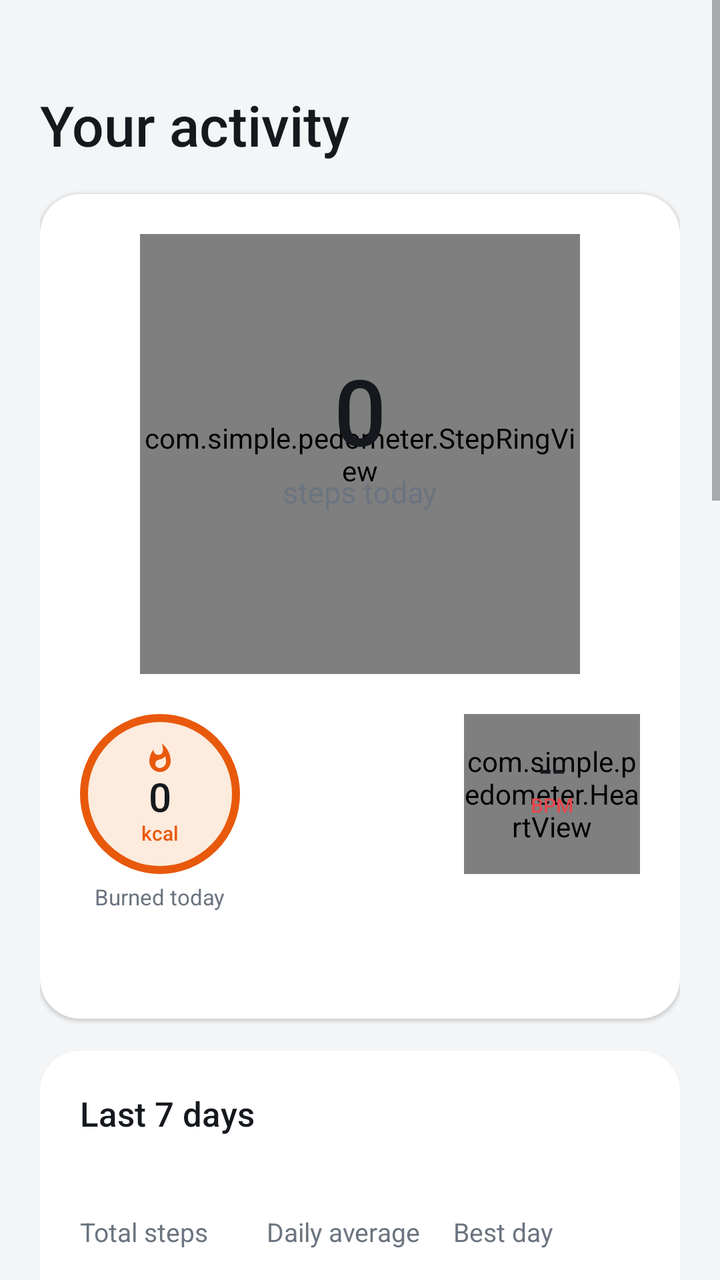
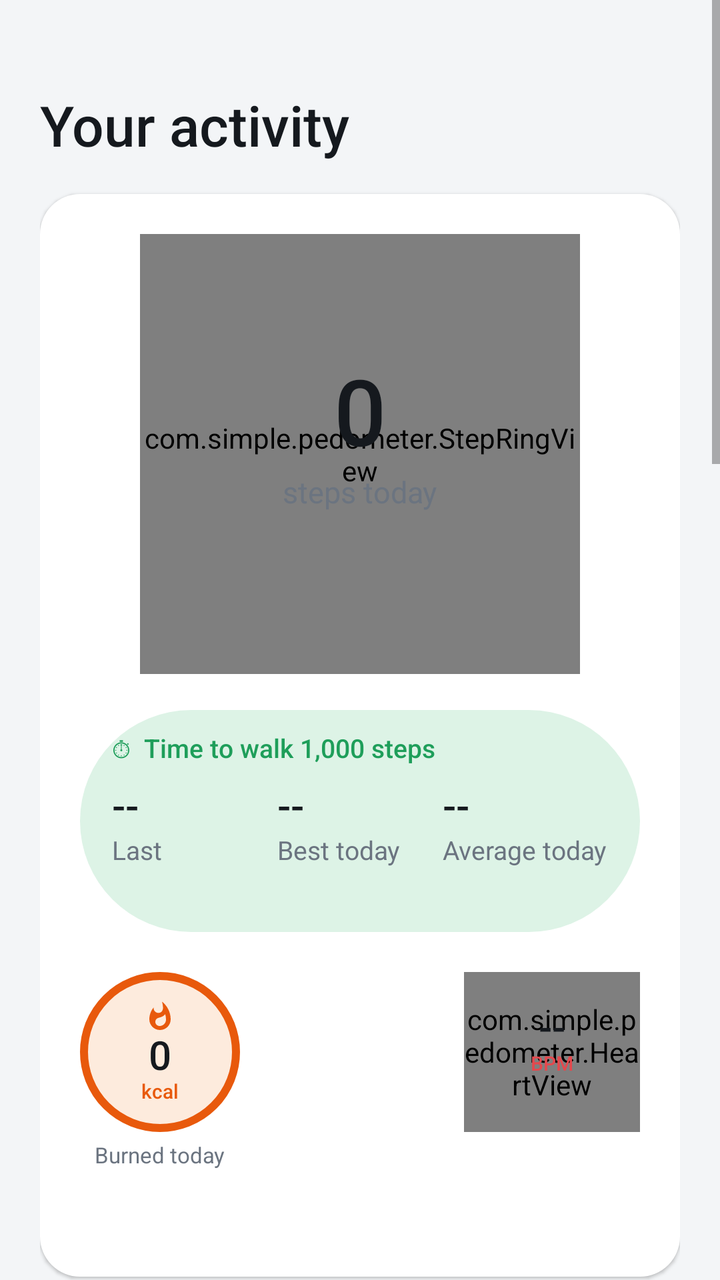

Two renders of the same Android screen: before a commit and after it. Below are the layout's source before the change and the commit's diff.
<!-- AndroidManifest.xml: application theme AppTheme -->
<!-- res/layout/activity_main.xml -->
<?xml version="1.0" encoding="utf-8"?>
<ScrollView xmlns:android="http://schemas.android.com/apk/res/android"
    android:layout_width="match_parent"
    android:layout_height="match_parent"
    android:background="@color/background"
    android:fillViewport="true">

    <LinearLayout
        android:layout_width="match_parent"
        android:layout_height="wrap_content"
        android:orientation="vertical"
        android:paddingStart="20dp"
        android:paddingTop="24dp"
        android:paddingEnd="20dp"
        android:paddingBottom="32dp">

        
        <TextView
            android:id="@+id/date"
            android:layout_width="wrap_content"
            android:layout_height="wrap_content"
            android:fontFamily="sans-serif-medium"
            android:letterSpacing="0.08"
            android:textAllCaps="true"
            android:textColor="@color/text_secondary"
            android:textSize="13sp" />

        <TextView
            android:layout_width="wrap_content"
            android:layout_height="wrap_content"
            android:layout_marginTop="2dp"
            android:fontFamily="sans-serif-medium"
            android:text="Your activity"
            android:textColor="@color/text_primary"
            android:textSize="28sp" />

        
        <LinearLayout
            style="@style/Card"
            android:gravity="center_horizontal"
            android:paddingTop="28dp"
            android:paddingBottom="24dp">

            <FrameLayout
                android:layout_width="220dp"
                android:layout_height="220dp">

                <com.simple.pedometer.StepRingView
                    android:id="@+id/ring"
                    android:layout_width="match_parent"
                    android:layout_height="match_parent" />

                <LinearLayout
                    android:layout_width="wrap_content"
                    android:layout_height="wrap_content"
                    android:layout_gravity="center"
                    android:gravity="center_horizontal"
                    android:orientation="vertical">

                    <TextView
                        android:id="@+id/steps_today"
                        android:layout_width="wrap_content"
                        android:layout_height="wrap_content"
                        android:fontFamily="sans-serif-medium"
                        android:text="0"
                        android:textColor="@color/text_primary"
                        android:textSize="46sp" />

                    <TextView
                        android:layout_width="wrap_content"
                        android:layout_height="wrap_content"
                        android:text="steps today"
                        android:textColor="@color/text_secondary"
                        android:textSize="15sp" />

                    <TextView
                        android:id="@+id/goal"
                        android:layout_width="wrap_content"
                        android:layout_height="wrap_content"
                        android:layout_marginTop="6dp"
                        android:textColor="@color/accent"
                        android:fontFamily="sans-serif-medium"
                        android:textSize="13sp" />
                </LinearLayout>
            </FrameLayout>

            
            <LinearLayout
                android:layout_width="match_parent"
                android:layout_height="wrap_content"
                android:layout_marginTop="20dp"
                android:gravity="center_vertical"
                android:orientation="horizontal">

                
                <LinearLayout
                    android:layout_width="wrap_content"
                    android:layout_height="wrap_content"
                    android:gravity="center_horizontal"
                    android:orientation="vertical">

                    <LinearLayout
                        android:layout_width="80dp"
                        android:layout_height="80dp"
                        android:background="@drawable/bg_calories"
                        android:gravity="center"
                        android:orientation="vertical">

                        <ImageView
                            android:layout_width="16dp"
                            android:layout_height="16dp"
                            android:src="@drawable/ic_flame" />

                        <TextView
                            android:id="@+id/calories"
                            android:layout_width="wrap_content"
                            android:layout_height="wrap_content"
                            android:fontFamily="sans-serif-medium"
                            android:includeFontPadding="false"
                            android:text="0"
                            android:textColor="@color/text_primary"
                            android:textSize="20sp" />

                        <TextView
                            android:layout_width="wrap_content"
                            android:layout_height="wrap_content"
                            android:fontFamily="sans-serif-medium"
                            android:includeFontPadding="false"
                            android:text="kcal"
                            android:textColor="@color/active"
                            android:textSize="10sp" />
                    </LinearLayout>

                    <TextView
                        android:layout_width="wrap_content"
                        android:layout_height="wrap_content"
                        android:layout_marginTop="4dp"
                        android:text="Burned today"
                        android:textColor="@color/text_secondary"
                        android:textSize="11sp" />
                </LinearLayout>

                <View
                    android:layout_width="0dp"
                    android:layout_height="1dp"
                    android:layout_weight="1" />

                <LinearLayout
                    android:id="@+id/pulse_widget"
                    android:layout_width="wrap_content"
                    android:layout_height="wrap_content"
                    android:background="?android:attr/selectableItemBackgroundBorderless"
                    android:clickable="true"
                    android:focusable="true"
                    android:gravity="center_horizontal"
                    android:orientation="vertical">

                    <FrameLayout
                        android:layout_width="88dp"
                        android:layout_height="80dp">

                        <com.simple.pedometer.HeartView
                            android:id="@+id/pulse_heart"
                            android:layout_width="match_parent"
                            android:layout_height="match_parent" />

                        <LinearLayout
                            android:layout_width="wrap_content"
                            android:layout_height="wrap_content"
                            android:layout_gravity="center"
                            android:layout_marginBottom="6dp"
                            android:gravity="center_horizontal"
                            android:orientation="vertical">

                            <TextView
                                android:id="@+id/pulse_value"
                                android:layout_width="wrap_content"
                                android:layout_height="wrap_content"
                                android:fontFamily="sans-serif-medium"
                                android:includeFontPadding="false"
                                android:text="--"
                                android:textColor="@color/text_primary"
                                android:textSize="20sp" />

                            <TextView
                                android:layout_width="wrap_content"
                                android:layout_height="wrap_content"
                                android:fontFamily="sans-serif-medium"
                                android:includeFontPadding="false"
                                android:text="BPM"
                                android:textColor="@color/heart"
                                android:textSize="10sp" />
                        </LinearLayout>
                    </FrameLayout>

                    <TextView
                        android:id="@+id/pulse_time"
                        android:layout_width="wrap_content"
                        android:layout_height="wrap_content"
                        android:layout_marginTop="4dp"
                        android:textColor="@color/text_secondary"
                        android:textSize="11sp" />
                </LinearLayout>
            </LinearLayout>

            <TextView
                android:id="@+id/status"
                android:layout_width="wrap_content"
                android:layout_height="wrap_content"
                android:layout_marginTop="16dp"
                android:fontFamily="sans-serif-medium"
                android:gravity="center"
                android:textColor="@color/accent"
                android:textSize="13sp" />
        </LinearLayout>

        
        <LinearLayout style="@style/Card">

            <TextView
                style="@style/CardTitle"
                android:text="Last 7 days" />

            <LinearLayout
                android:layout_width="match_parent"
                android:layout_height="wrap_content"
                android:layout_marginTop="12dp"
                android:orientation="horizontal">

                <LinearLayout
                    android:layout_width="0dp"
                    android:layout_height="wrap_content"
                    android:layout_weight="1"
                    android:orientation="vertical">

                    <TextView
                        android:id="@+id/week_total"
                        style="@style/StatValue" />

                    <TextView
                        style="@style/StatLabel"
                        android:text="Total steps" />
                </LinearLayout>

                <LinearLayout
                    android:layout_width="0dp"
                    android:layout_height="wrap_content"
                    android:layout_weight="1"
                    android:orientation="vertical">

                    <TextView
                        android:id="@+id/week_average"
                        style="@style/StatValue" />

                    <TextView
                        style="@style/StatLabel"
                        android:text="Daily average" />
                </LinearLayout>

                <LinearLayout
                    android:layout_width="0dp"
                    android:layout_height="wrap_content"
                    android:layout_weight="1"
                    android:orientation="vertical">

                    <TextView
                        android:id="@+id/week_best"
                        style="@style/StatValue" />

                    <TextView
                        style="@style/StatLabel"
                        android:text="Best day" />
                </LinearLayout>
            </LinearLayout>

            <com.simple.pedometer.BarChartView
                android:id="@+id/chart"
                android:layout_width="match_parent"
                android:layout_height="220dp"
                android:layout_marginTop="20dp" />
        </LinearLayout>

        
        <LinearLayout style="@style/Card">

            <LinearLayout
                android:layout_width="match_parent"
                android:layout_height="wrap_content"
                android:gravity="center_vertical"
                android:orientation="horizontal">

                <TextView
                    style="@style/CardTitle"
                    android:layout_width="0dp"
                    android:layout_weight="1"
                    android:text="Friends today" />

                <TextView
                    android:id="@+id/friends_code"
                    android:layout_width="wrap_content"
                    android:layout_height="wrap_content"
                    android:background="?android:attr/selectableItemBackground"
                    android:padding="4dp"
                    android:textColor="@color/accent"
                    android:textSize="13sp" />
            </LinearLayout>

            
            <LinearLayout
                android:id="@+id/friends_signin"
                android:layout_width="match_parent"
                android:layout_height="wrap_content"
                android:orientation="vertical"
                android:visibility="gone">

                <TextView
                    android:layout_width="wrap_content"
                    android:layout_height="wrap_content"
                    android:layout_marginTop="4dp"
                    android:text="Share your steps with up to 3 friends and see theirs here. Only friends who add your code (and whose code you add) can see you. Pulse and heart data stay private."
                    android:textColor="@color/text_secondary"
                    android:textSize="14sp" />

                <Button
                    android:id="@+id/friends_google"
                    android:layout_width="wrap_content"
                    android:layout_height="44dp"
                    android:layout_marginTop="12dp"
                    android:background="@drawable/bg_google_button"
                    android:drawableStart="@drawable/ic_google"
                    android:drawablePadding="10dp"
                    android:fontFamily="sans-serif-medium"
                    android:paddingStart="18dp"
                    android:paddingEnd="20dp"
                    android:stateListAnimator="@null"
                    android:text="Sign in with Google"
                    android:textAllCaps="false"
                    android:textColor="@color/text_primary"
                    android:textSize="15sp" />
            </LinearLayout>

            
            <LinearLayout
                android:id="@+id/friends_setup"
                android:layout_width="match_parent"
                android:layout_height="wrap_content"
                android:orientation="vertical"
                android:visibility="gone">

                <TextView
                    android:layout_width="wrap_content"
                    android:layout_height="wrap_content"
                    android:layout_marginTop="4dp"
                    android:text="Choose the name your friends will see."
                    android:textColor="@color/text_secondary"
                    android:textSize="14sp" />

                <EditText
                    android:id="@+id/friends_name"
                    android:layout_width="match_parent"
                    android:layout_height="wrap_content"
                    android:layout_marginTop="8dp"
                    android:hint="Your first name"
                    android:inputType="textPersonName|textCapWords"
                    android:maxLength="20" />

                <Button
                    android:id="@+id/friends_start"
                    android:layout_width="wrap_content"
                    android:layout_height="44dp"
                    android:layout_marginTop="8dp"
                    android:background="@drawable/bg_button"
                    android:fontFamily="sans-serif-medium"
                    android:paddingStart="22dp"
                    android:paddingEnd="22dp"
                    android:stateListAnimator="@null"
                    android:text="Start sharing"
                    android:textAllCaps="false"
                    android:textColor="#FFFFFF"
                    android:textSize="15sp" />
            </LinearLayout>

            <LinearLayout
                android:id="@+id/friends_list"
                android:layout_width="match_parent"
                android:layout_height="wrap_content"
                android:orientation="vertical" />

            <TextView
                android:id="@+id/friends_message"
                android:layout_width="wrap_content"
                android:layout_height="wrap_content"
                android:layout_marginTop="4dp"
                android:textColor="@color/text_secondary"
                android:textSize="13sp"
                android:visibility="gone" />

            <Button
                android:id="@+id/friends_add"
                android:layout_width="wrap_content"
                android:layout_height="40dp"
                android:layout_marginTop="8dp"
                android:background="@drawable/bg_chip"
                android:fontFamily="sans-serif-medium"
                android:paddingStart="18dp"
                android:paddingEnd="18dp"
                android:stateListAnimator="@null"
                android:text="+ Add friend"
                android:textAllCaps="false"
                android:textColor="@color/accent"
                android:textSize="14sp"
                android:visibility="gone" />

            <TextView
                android:id="@+id/friends_signout"
                android:layout_width="wrap_content"
                android:layout_height="wrap_content"
                android:layout_marginTop="8dp"
                android:background="?android:attr/selectableItemBackground"
                android:padding="4dp"
                android:textColor="@color/text_secondary"
                android:textSize="12sp"
                android:visibility="gone" />
        </LinearLayout>

        
        <LinearLayout style="@style/Card">

            <LinearLayout
                android:layout_width="match_parent"
                android:layout_height="wrap_content"
                android:gravity="center_vertical"
                android:orientation="horizontal">

                <FrameLayout
                    android:layout_width="84dp"
                    android:layout_height="84dp">

                    <com.simple.pedometer.StepRingView
                        android:id="@+id/active_ring"
                        android:layout_width="match_parent"
                        android:layout_height="match_parent" />

                    <LinearLayout
                        android:layout_width="wrap_content"
                        android:layout_height="wrap_content"
                        android:layout_gravity="center"
                        android:gravity="center_horizontal"
                        android:orientation="vertical">

                        <TextView
                            android:id="@+id/active_minutes"
                            android:layout_width="wrap_content"
                            android:layout_height="wrap_content"
                            android:fontFamily="sans-serif-medium"
                            android:includeFontPadding="false"
                            android:text="0"
                            android:textColor="@color/text_primary"
                            android:textSize="22sp" />

                        <TextView
                            android:layout_width="wrap_content"
                            android:layout_height="wrap_content"
                            android:fontFamily="sans-serif-medium"
                            android:includeFontPadding="false"
                            android:text="min"
                            android:textColor="@color/active"
                            android:textSize="11sp" />
                    </LinearLayout>
                </FrameLayout>

                <LinearLayout
                    android:layout_width="0dp"
                    android:layout_height="wrap_content"
                    android:layout_marginStart="16dp"
                    android:layout_weight="1"
                    android:orientation="vertical">

                    <TextView
                        style="@style/CardTitle"
                        android:text="Active minutes" />

                    <TextView
                        android:id="@+id/active_goal"
                        android:layout_width="wrap_content"
                        android:layout_height="wrap_content"
                        android:layout_marginTop="2dp"
                        android:textColor="@color/text_secondary"
                        android:textSize="14sp" />
                </LinearLayout>
            </LinearLayout>

            <View
                android:layout_width="match_parent"
                android:layout_height="1dp"
                android:layout_marginTop="18dp"
                android:layout_marginBottom="16dp"
                android:background="@color/track" />

            <LinearLayout
                android:layout_width="match_parent"
                android:layout_height="wrap_content"
                android:orientation="horizontal">

                <LinearLayout
                    android:layout_width="0dp"
                    android:layout_height="wrap_content"
                    android:layout_weight="1"
                    android:orientation="vertical">

                    <TextView
                        android:id="@+id/distance"
                        style="@style/StatValue" />

                    <TextView
                        style="@style/StatLabel"
                        android:text="Distance" />
                </LinearLayout>

                <LinearLayout
                    android:layout_width="0dp"
                    android:layout_height="wrap_content"
                    android:layout_weight="1"
                    android:orientation="vertical">

                    <TextView
                        android:id="@+id/speed"
                        style="@style/StatValue" />

                    <TextView
                        style="@style/StatLabel"
                        android:text="Walking speed" />
                </LinearLayout>
            </LinearLayout>

            <TextView
                android:id="@+id/profile"
                android:layout_width="wrap_content"
                android:layout_height="wrap_content"
                android:layout_marginTop="14dp"
                android:background="?android:attr/selectableItemBackground"
                android:paddingTop="4dp"
                android:paddingBottom="4dp"
                android:textColor="@color/accent"
                android:textSize="13sp" />

            <View
                android:layout_width="match_parent"
                android:layout_height="1dp"
                android:layout_marginTop="12dp"
                android:layout_marginBottom="12dp"
                android:background="@color/track" />

            <Switch
                android:id="@+id/reminder_switch"
                android:layout_width="match_parent"
                android:layout_height="wrap_content"
                android:text="Hourly reminder to move"
                android:textColor="@color/text_primary"
                android:textSize="15sp" />

            <TextView
                android:layout_width="wrap_content"
                android:layout_height="wrap_content"
                android:layout_marginTop="2dp"
                android:text="Vibrates between 10:00 and 21:00 if you took fewer than 250 steps in the past hour."
                android:textColor="@color/text_secondary"
                android:textSize="13sp" />
        </LinearLayout>

        
        <LinearLayout
            android:id="@+id/rhythm_card"
            style="@style/Card"
            android:clickable="true"
            android:focusable="true"
            android:foreground="?android:attr/selectableItemBackground"
            android:gravity="center_vertical"
            android:orientation="horizontal">

            <LinearLayout
                android:layout_width="0dp"
                android:layout_height="wrap_content"
                android:layout_weight="1"
                android:orientation="vertical">

                <TextView
                    style="@style/CardTitle"
                    android:text="Heart rhythm check" />

                <TextView
                    android:id="@+id/rhythm_summary"
                    android:layout_width="wrap_content"
                    android:layout_height="wrap_content"
                    android:layout_marginTop="2dp"
                    android:textColor="@color/text_secondary"
                    android:textSize="14sp" />
            </LinearLayout>

            <TextView
                android:layout_width="wrap_content"
                android:layout_height="wrap_content"
                android:text="\u203A"
                android:textColor="@color/text_secondary"
                android:textSize="28sp" />
        </LinearLayout>

        
        <LinearLayout
            android:id="@+id/battery_card"
            style="@style/Card"
            android:background="@drawable/bg_warning"
            android:elevation="0dp">

            <TextView
                style="@style/CardTitle"
                android:text="Keep counting in the background"
                android:textColor="@color/warning" />

            <TextView
                android:layout_width="wrap_content"
                android:layout_height="wrap_content"
                android:layout_marginTop="4dp"
                android:text="Lets the hourly step reading and move reminders run on time. The app itself only runs while you walk."
                android:textColor="@color/text_secondary"
                android:textSize="14sp" />

            <Button
                android:id="@+id/battery_button"
                android:layout_width="wrap_content"
                android:layout_height="44dp"
                android:layout_marginTop="14dp"
                android:background="@drawable/bg_button"
                android:fontFamily="sans-serif-medium"
                android:paddingStart="22dp"
                android:paddingEnd="22dp"
                android:stateListAnimator="@null"
                android:text="Allow"
                android:textAllCaps="false"
                android:textColor="#FFFFFF"
                android:textSize="15sp" />
        </LinearLayout>
    </LinearLayout>
</ScrollView>
<!-- resources referenced by this layout -->
<resources>
  <color name="accent">#1E9E5A</color>
  <color name="active">#E8590C</color>
  <color name="background">#F3F5F7</color>
  <color name="heart">#E5484D</color>
  <color name="text_primary">#15191E</color>
  <color name="text_secondary">#6B7480</color>
  <color name="track">#E7EBEF</color>
  <color name="warning">#B26A00</color>
  <!-- drawable bg_button (drawable) -->
  <?xml version="1.0" encoding="utf-8"?>
  <ripple xmlns:android="http://schemas.android.com/apk/res/android"
      android:color="#33FFFFFF">
      <item>
          <shape>
              <solid android:color="@color/accent" />
              <corners android:radius="100dp" />
          </shape>
      </item>
  </ripple>
  <!-- drawable bg_calories (drawable) -->
  <?xml version="1.0" encoding="utf-8"?>
  <shape xmlns:android="http://schemas.android.com/apk/res/android"
      android:shape="oval">
      <solid android:color="@color/active_soft" />
      <stroke
          android:width="4dp"
          android:color="@color/active" />
  </shape>
  <!-- drawable bg_chip (drawable) -->
  <?xml version="1.0" encoding="utf-8"?>
  <shape xmlns:android="http://schemas.android.com/apk/res/android">
      <solid android:color="@color/accent_soft" />
      <corners android:radius="100dp" />
  </shape>
  <!-- drawable bg_google_button (drawable) -->
  <?xml version="1.0" encoding="utf-8"?>
  <ripple xmlns:android="http://schemas.android.com/apk/res/android"
      android:color="#22000000">
      <item>
          <shape>
              <solid android:color="@color/card" />
              <stroke
                  android:width="1dp"
                  android:color="@color/text_secondary" />
              <corners android:radius="100dp" />
          </shape>
      </item>
  </ripple>
  <!-- drawable bg_warning (drawable) -->
  <?xml version="1.0" encoding="utf-8"?>
  <shape xmlns:android="http://schemas.android.com/apk/res/android">
      <solid android:color="@color/warning_soft" />
      <corners android:radius="20dp" />
  </shape>
  <style name="Card">
          <item name="android:layout_width">match_parent</item>
          <item name="android:layout_height">wrap_content</item>
          <item name="android:layout_marginTop">16dp</item>
          <item name="android:background">@drawable/bg_card</item>
          <item name="android:elevation">1dp</item>
          <item name="android:orientation">vertical</item>
          <item name="android:padding">20dp</item>
      </style>
  <style name="CardTitle">
          <item name="android:layout_width">wrap_content</item>
          <item name="android:layout_height">wrap_content</item>
          <item name="android:fontFamily">sans-serif-medium</item>
          <item name="android:textColor">@color/text_primary</item>
          <item name="android:textSize">17sp</item>
      </style>
  <style name="StatLabel">
          <item name="android:layout_width">wrap_content</item>
          <item name="android:layout_height">wrap_content</item>
          <item name="android:textColor">@color/text_secondary</item>
          <item name="android:textSize">13sp</item>
      </style>
  <style name="StatValue">
          <item name="android:layout_width">wrap_content</item>
          <item name="android:layout_height">wrap_content</item>
          <item name="android:fontFamily">sans-serif-medium</item>
          <item name="android:textColor">@color/text_primary</item>
          <item name="android:textSize">20sp</item>
      </style>
  <color name="active_soft">#FDEBDD</color>
  <color name="accent_soft">#DDF3E6</color>
  <color name="card">#FFFFFF</color>
  <color name="warning_soft">#FFF4E0</color>
  <!-- drawable bg_card (drawable) -->
  <?xml version="1.0" encoding="utf-8"?>
  <shape xmlns:android="http://schemas.android.com/apk/res/android">
      <solid android:color="@color/card" />
      <corners android:radius="20dp" />
  </shape>
  <!-- unchanged entries left out for length: 3 -->
</resources>

<!-- the commit's change to res/layout/activity_main.xml (unified diff, before → after) -->
@@ -83,6 +83,90 @@
                         android:textSize="13sp" />
                 </LinearLayout>
             </FrameLayout>
+
+            
+            <LinearLayout
+                android:layout_width="match_parent"
+                android:layout_height="wrap_content"
+                android:layout_marginTop="18dp"
+                android:background="@drawable/bg_chip"
+                android:orientation="vertical"
+                android:paddingStart="16dp"
+                android:paddingTop="10dp"
+                android:paddingEnd="16dp"
+                android:paddingBottom="10dp">
+
+                <TextView
+                    android:layout_width="wrap_content"
+                    android:layout_height="wrap_content"
+                    android:fontFamily="sans-serif-medium"
+                    android:text="\u23F1  Time to walk 1,000 steps"
+                    android:textColor="@color/accent"
+                    android:textSize="13sp" />
+
+                <LinearLayout
+                    android:layout_width="match_parent"
+                    android:layout_height="wrap_content"
+                    android:layout_marginTop="6dp"
+                    android:orientation="horizontal">
+
+                    <LinearLayout
+                        android:layout_width="0dp"
+                        android:layout_height="wrap_content"
+                        android:layout_weight="1"
+                        android:orientation="vertical">
+
+                        <TextView
+                            android:id="@+id/block_last"
+                            style="@style/StatValue"
+                            android:text="--" />
+
+                        <TextView
+                            style="@style/StatLabel"
+                            android:text="Last" />
+                    </LinearLayout>
+
+                    <LinearLayout
+                        android:layout_width="0dp"
+                        android:layout_height="wrap_content"
+                        android:layout_weight="1"
+                        android:orientation="vertical">
+
+                        <TextView
+                            android:id="@+id/block_best"
+                            style="@style/StatValue"
+                            android:text="--" />
+
+                        <TextView
+                            style="@style/StatLabel"
+                            android:text="Best today" />
+                    </LinearLayout>
+
+                    <LinearLayout
+                        android:layout_width="0dp"
+                        android:layout_height="wrap_content"
+                        android:layout_weight="1"
+                        android:orientation="vertical">
+
+                        <TextView
+                            android:id="@+id/block_average"
+                            style="@style/StatValue"
+                            android:text="--" />
+
+                        <TextView
+                            style="@style/StatLabel"
+                            android:text="Average today" />
+                    </LinearLayout>
+                </LinearLayout>
+
+                <TextView
+                    android:id="@+id/block_progress"
+                    android:layout_width="wrap_content"
+                    android:layout_height="wrap_content"
+                    android:layout_marginTop="6dp"
+                    android:textColor="@color/text_secondary"
+                    android:textSize="12sp" />
+            </LinearLayout>
 
             
             <LinearLayout
